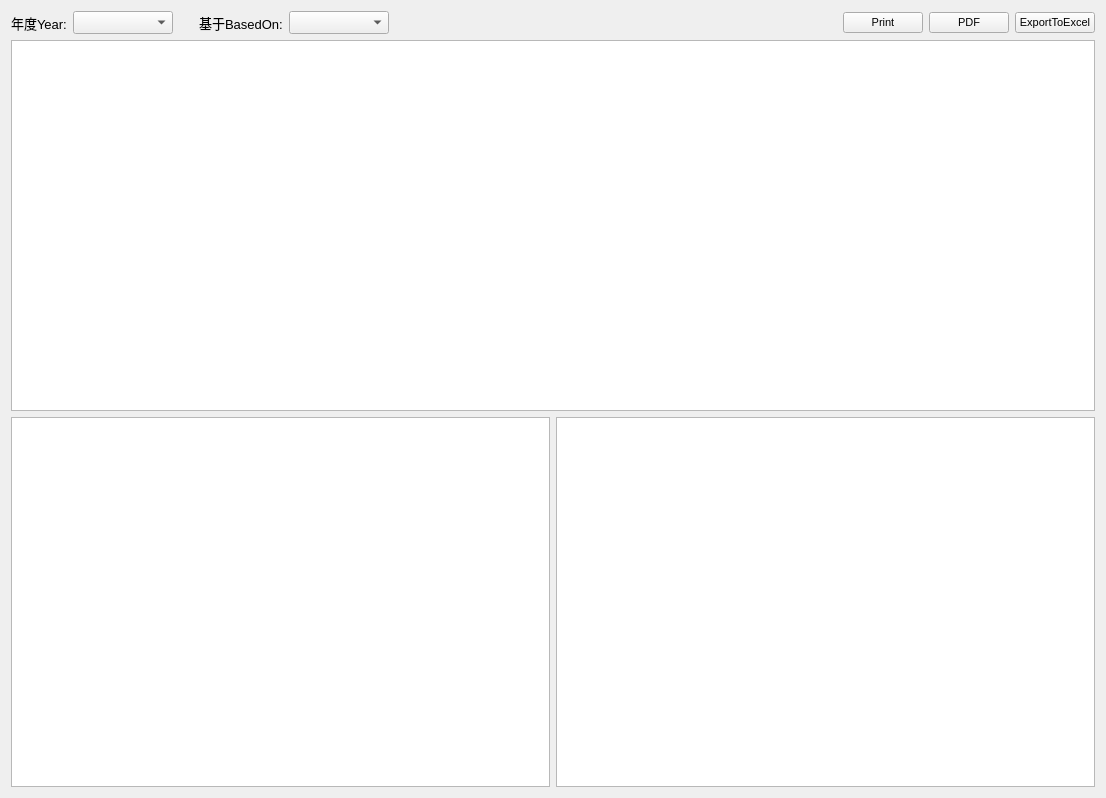
Qt form Ui/FormReport_Day.ui (golden7602/zion) before a commit.
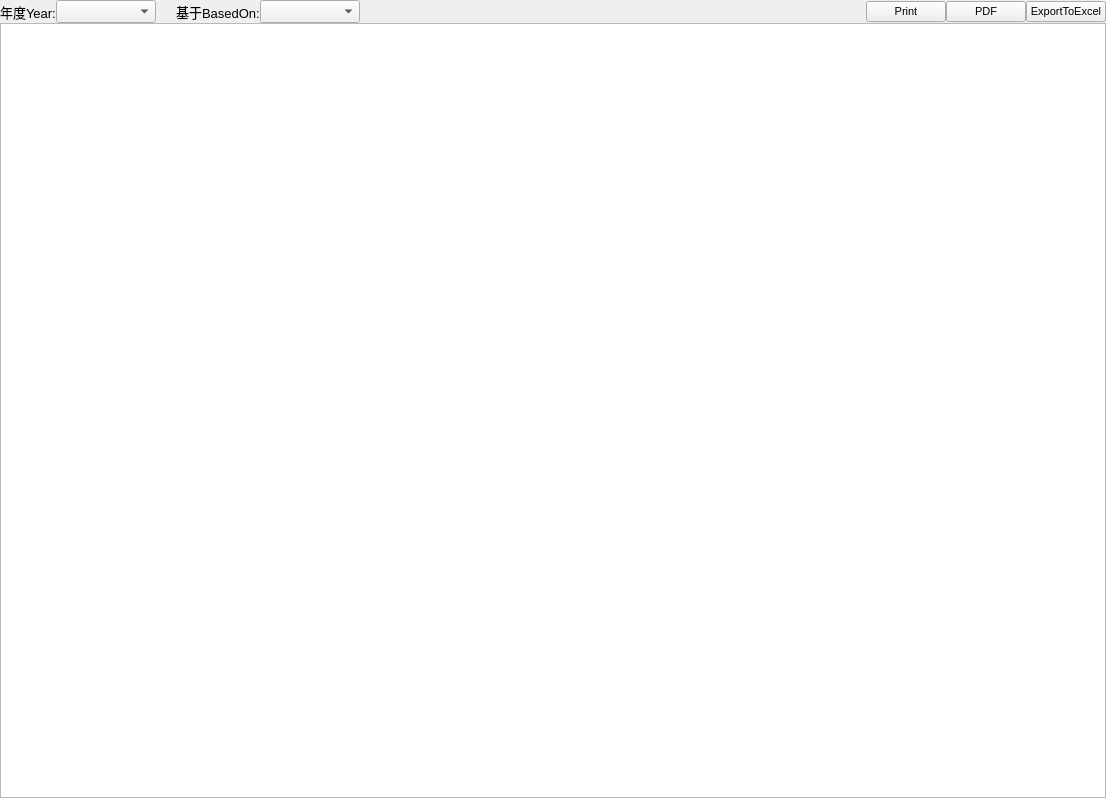
The same form after that commit. Icons and pictures are not drawn.

Patch:
```diff
--- a/Ui/FormReport_Day.ui
+++ b/Ui/FormReport_Day.ui
@@ -20,6 +20,21 @@
    <string>Order</string>
   </property>
   <layout class="QVBoxLayout" name="verticalLayout">
+   <property name="spacing">
+    <number>0</number>
+   </property>
+   <property name="leftMargin">
+    <number>0</number>
+   </property>
+   <property name="topMargin">
+    <number>0</number>
+   </property>
+   <property name="rightMargin">
+    <number>0</number>
+   </property>
+   <property name="bottomMargin">
+    <number>0</number>
+   </property>
    <item>
     <layout class="QHBoxLayout" name="horizontalLayout_4">
      <item>
@@ -185,16 +200,6 @@
      </attribute>
     </widget>
    </item>
-   <item>
-    <layout class="QHBoxLayout" name="horizontalLayout">
-     <item>
-      <widget class="QGraphicsView" name="graphicsView"/>
-     </item>
-     <item>
-      <widget class="QGraphicsView" name="graphicsView_2"/>
-     </item>
-    </layout>
-   </item>
   </layout>
  </widget>
  <resources/>
```
Left out of the diff: 6 changed lines with no effect on the pictures.
